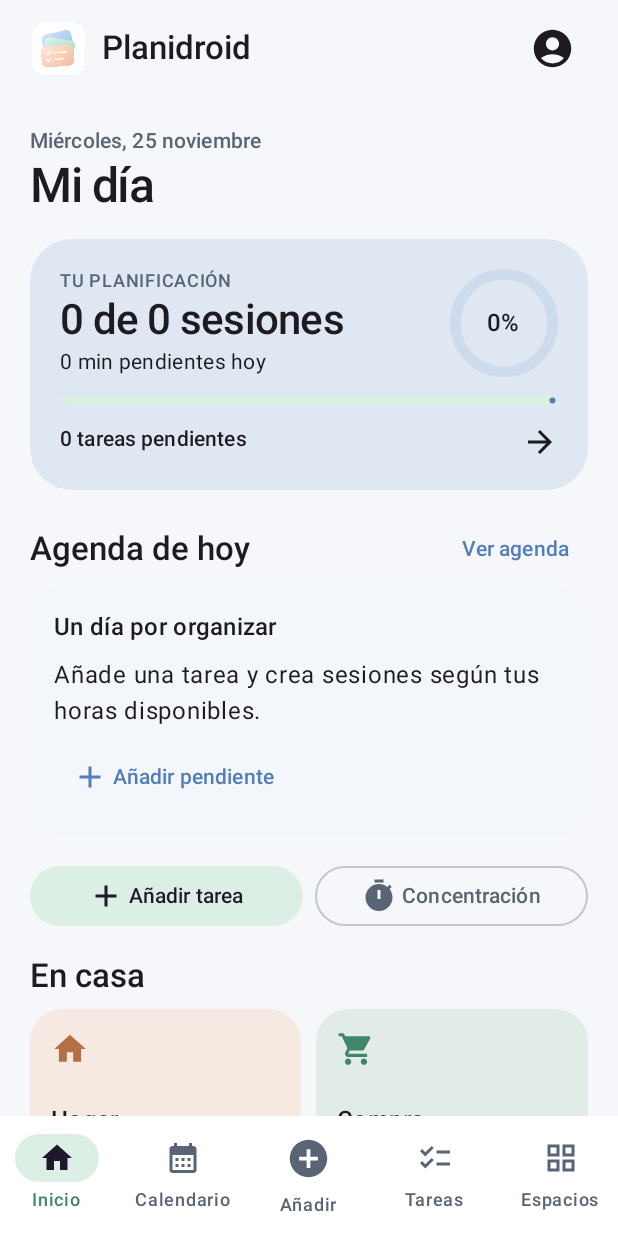
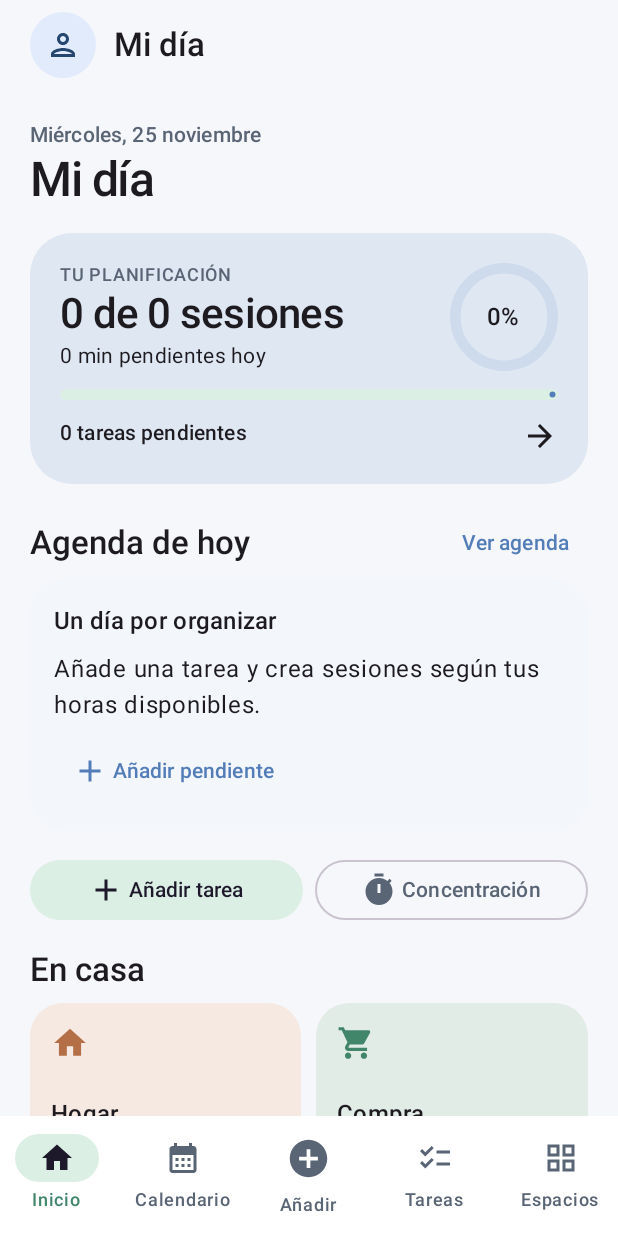
Before and after one commit to Carlossb02/Planidroid, an Android app built with Jetpack Compose: the screen it shows after launch (MainActivity), on a phone screen of 412 x 824 dp. Run offline under Robolectric (Android 15) with nearby library versions, the phone set to English and light mode, and no system bars; our stand-ins replace Firebase (no records; nobody signed in at launch, a user with empty details on screens opened directly), Room's generated code.

Commit message:
Replace header branding with left-aligned account avatar

```diff
--- /dev/null
+++ b/app/src/main/kotlin/es/planidroid/app/ui/ProfileAvatar.kt
@@ -0,0 +1,73 @@
+package es.planidroid.app.ui
+
+import android.graphics.Bitmap
+import android.graphics.BitmapFactory
+import androidx.compose.foundation.Image
+import androidx.compose.foundation.layout.*
+import androidx.compose.foundation.shape.CircleShape
+import androidx.compose.material.icons.Icons
+import androidx.compose.material.icons.outlined.Person
+import androidx.compose.material3.*
+import androidx.compose.runtime.*
+import androidx.compose.ui.Alignment
+import androidx.compose.ui.Modifier
+import androidx.compose.ui.draw.clip
+import androidx.compose.ui.graphics.asImageBitmap
+import androidx.compose.ui.layout.ContentScale
+import androidx.compose.ui.platform.LocalContext
+import androidx.compose.ui.semantics.contentDescription
+import androidx.compose.ui.semantics.semantics
+import androidx.compose.ui.unit.dp
+import es.planidroid.app.sync.Cloud
+import kotlinx.coroutines.Dispatchers
+import kotlinx.coroutines.withContext
+import kotlinx.coroutines.CancellationException
+import java.net.URL
+import javax.net.ssl.HttpsURLConnection
+
+@Composable fun ProfileAvatar(uid:String,onClick:()->Unit){
+    val context=LocalContext.current
+    val user=remember(uid){Cloud.auth(context)?.currentUser?.takeIf{it.uid==uid}}
+    val name=user?.displayName.orEmpty().ifBlank{user?.email.orEmpty().substringBefore('@')}
+    val initials=name.trim().split(Regex("\\s+")).filter{it.isNotBlank()}.take(2).joinToString(""){it.take(1).uppercase()}
+    val photo=user?.photoUrl?.toString().orEmpty()
+    val bitmap by produceState<Bitmap?>(null,uid,photo){
+        value=null
+        if(photo.isNotBlank())value=withContext(Dispatchers.IO){
+            try{
+                val url=URL(photo)
+                if(url.protocol!="https")null else {
+                    val connection=url.openConnection() as HttpsURLConnection
+                    try{
+                        connection.connectTimeout=5000;connection.readTimeout=5000;connection.instanceFollowRedirects=false
+                        if(connection.responseCode!=200)null else connection.inputStream.use{stream->
+                            val bytes=stream.readNBytesCompat(1024*1024+1)
+                            if(bytes.size>1024*1024)null else {
+                                val bounds=BitmapFactory.Options().apply{inJustDecodeBounds=true}
+                                BitmapFactory.decodeByteArray(bytes,0,bytes.size,bounds)
+                                if(bounds.outWidth<=0||bounds.outHeight<=0)null else {
+                                    var sample=1
+                                    while(maxOf(bounds.outWidth,bounds.outHeight)/sample>256)sample*=2
+                                    BitmapFactory.decodeByteArray(bytes,0,bytes.size,BitmapFactory.Options().apply{inSampleSize=sample})
+                                }
+                            }
+                        }
+                    }finally{connection.disconnect()}
+                }
+            }catch(e:CancellationException){throw e}catch(_:Exception){null}
+        }
+    }
+    Surface(onClick=onClick,shape=CircleShape,color=MaterialTheme.colorScheme.primaryContainer,modifier=Modifier.size(44.dp).semantics{contentDescription="Perfil y ajustes"}){
+        Box(contentAlignment=Alignment.Center){
+            val image=bitmap
+            if(image!=null) Image(image.asImageBitmap(),null,Modifier.fillMaxSize().clip(CircleShape),contentScale=ContentScale.Crop)
+            else if(initials.isNotBlank())Text(initials,style=MaterialTheme.typography.titleMedium,color=MaterialTheme.colorScheme.onPrimaryContainer)
+            else Icon(Icons.Outlined.Person,null,Modifier.size(24.dp),tint=MaterialTheme.colorScheme.onPrimaryContainer)
+        }
+    }
+}
+private fun java.io.InputStream.readNBytesCompat(limit:Int):ByteArray {
+    val out=java.io.ByteArrayOutputStream();val buffer=ByteArray(8192)
+    while(out.size()<limit){val n=read(buffer,0,minOf(buffer.size,limit-out.size()));if(n<=0)break;out.write(buffer,0,n)}
+    return out.toByteArray()
+}
--- a/app/src/main/kotlin/es/planidroid/app/ui/Root.kt
+++ b/app/src/main/kotlin/es/planidroid/app/ui/Root.kt
@@ -32,6 +32,7 @@ import es.planidroid.app.domain.*
 import java.time.*
 import java.time.format.DateTimeFormatter
 
+private fun screenTitle(tab:Tab)=if(tab==Tab.HOME)"Mi día" else tab.label
 private enum class Tab(val label:String){HOME("Inicio"),CALENDAR("Calendario"),TASKS("Tareas"),CAPTURE("Añadir"),SPACES("Espacios"),INVENTORY("Hogar"),SHOPPING("Compra"),SETTINGS("Ajustes"), SHARED("Compartido"), ASSISTANT("Asistente"), FOCUS("Concentración")}
 fun sessionDate(ms:Long)=Instant.ofEpochMilli(ms).atZone(ZoneId.systemDefault()).toLocalDate()
 fun time(ms:Long)=Instant.ofEpochMilli(ms).atZone(ZoneId.systemDefault()).format(DateTimeFormatter.ofPattern("HH:mm"))
@@ -55,7 +56,7 @@ fun time(ms:Long)=Instant.ofEpochMilli(ms).atZone(ZoneId.systemDefault()).format
     BackHandler(edit!=null || plan!=null || agendaPlan || tab!=Tab.HOME){when{agendaPlan->agendaPlan=false;plan!=null->plan=null;edit!=null->edit=null;else->tab=Tab.HOME}}
     PlanidroidTheme(theme,glass) {
         es.planidroid.app.update.UpdatePrompt()
-        Scaffold(containerColor=MaterialTheme.colorScheme.background,snackbarHost={SnackbarHost(snack)},topBar={Surface(color=MaterialTheme.colorScheme.background){Row(Modifier.fillMaxWidth().statusBarsPadding().padding(horizontal=20.dp,vertical=8.dp),verticalAlignment=Alignment.CenterVertically){Image(androidx.compose.ui.res.painterResource(es.planidroid.app.R.drawable.ic_app),null,Modifier.size(38.dp));Spacer(Modifier.width(10.dp));Column(Modifier.weight(1f)){Text("Planidroid",style=MaterialTheme.typography.titleLarge);};IconButton(onClick={tab=Tab.SETTINGS}){Icon(Icons.Default.AccountCircle,"Perfil y ajustes",Modifier.size(30.dp))}}}},bottomBar={NavigationBar(containerColor=MaterialTheme.colorScheme.surface,tonalElevation=0.dp){listOf(Tab.HOME,Tab.CALENDAR,Tab.CAPTURE,Tab.TASKS,Tab.SPACES).forEach{t->NavigationBarItem(selected=tab==t,onClick={tab=t;edit=null;plan=null},icon={Icon(when(t){Tab.HOME->Icons.Default.Home;Tab.CALENDAR->Icons.Default.CalendarMonth;Tab.CAPTURE->Icons.Default.AddCircle;Tab.TASKS->Icons.Default.Checklist;else->Icons.Default.GridView},t.label,Modifier.size(if(t==Tab.CAPTURE)30.dp else 24.dp))},label={Text(t.label,maxLines=1)})}}}){pad->
+        Scaffold(containerColor=MaterialTheme.colorScheme.background,snackbarHost={SnackbarHost(snack)},topBar={Surface(color=MaterialTheme.colorScheme.background){Row(Modifier.fillMaxWidth().statusBarsPadding().padding(horizontal=20.dp,vertical=8.dp),verticalAlignment=Alignment.CenterVertically){ProfileAvatar(scope,onClick={tab=Tab.SETTINGS;edit=null;plan=null;agendaPlan=false});Spacer(Modifier.width(12.dp));Text(screenTitle(tab),style=MaterialTheme.typography.titleLarge,modifier=Modifier.weight(1f))}}},bottomBar={NavigationBar(containerColor=MaterialTheme.colorScheme.surface,tonalElevation=0.dp){listOf(Tab.HOME,Tab.CALENDAR,Tab.CAPTURE,Tab.TASKS,Tab.SPACES).forEach{t->NavigationBarItem(selected=tab==t,onClick={tab=t;edit=null;plan=null},icon={Icon(when(t){Tab.HOME->Icons.Default.Home;Tab.CALENDAR->Icons.Default.CalendarMonth;Tab.CAPTURE->Icons.Default.AddCircle;Tab.TASKS->Icons.Default.Checklist;else->Icons.Default.GridView},t.label,Modifier.size(if(t==Tab.CAPTURE)30.dp else 24.dp))},label={Text(t.label,maxLines=1)})}}}){pad->
             Crossfade(targetState=tab,modifier=Modifier.fillMaxSize().padding(pad),label="navigation"){screen->when(screen){
                 Tab.HOME->Home(tasks,sessions,{edit=it},{tab=Tab.CAPTURE},{tab=Tab.INVENTORY},{tab=Tab.SHOPPING},{tab=Tab.CALENDAR},{tab=Tab.TASKS},{tab=Tab.SPACES},inventory.size,shopping.count{ShoppingLogic.needed(it,inventory.find{p->p.id==it.itemId})>0},{model.save(listOf(it))},{tab=Tab.FOCUS})
                 Tab.FOCUS->FocusScreen(tasks){id,min->model.logFocus(id,min)}
```
